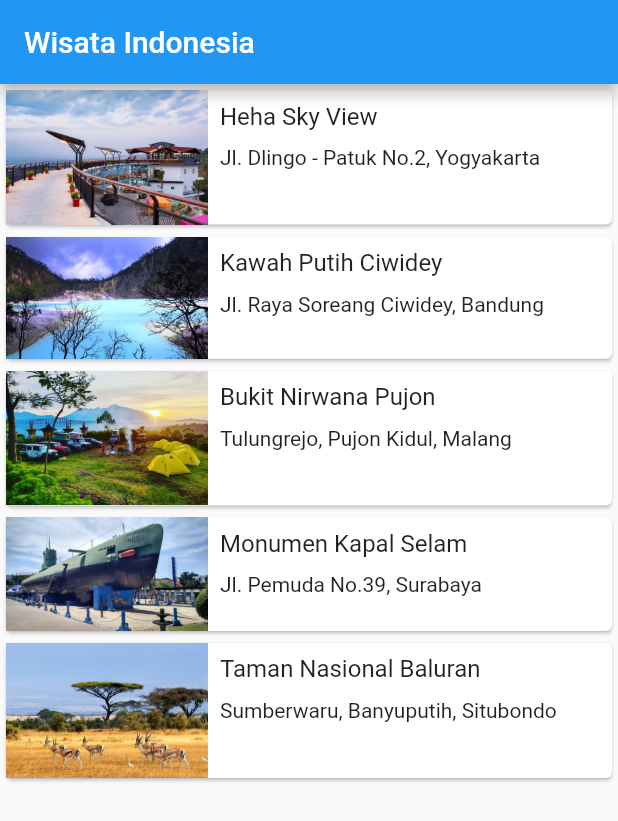
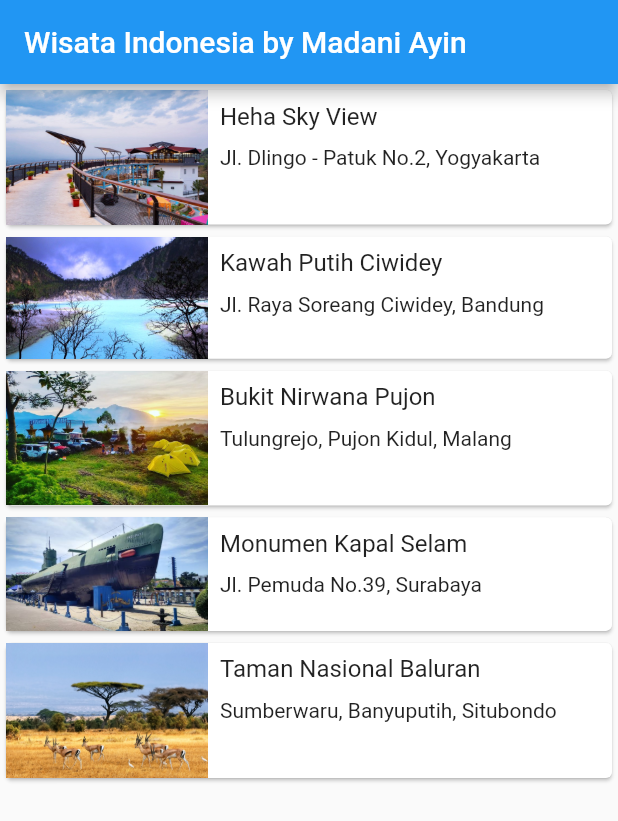
Before and after one commit to madanisofi/Pemrograman-Lanjut, a Flutter app: the screen it shows after launch, on a phone screen of 412 x 824 dp. Shown: the top 821 px of the screen. Run offline on Flutter 3.47's test engine with Material 2 defaults, Android fonts, the light colour scheme and no system bars.

Commit message:
init commit

```diff
--- a/lib/main_screen.dart
+++ b/lib/main_screen.dart
@@ -9,7 +9,7 @@ class MainScreen extends StatelessWidget {
   Widget build(BuildContext context) {
     return Scaffold(
       appBar: AppBar(
-        title: const Text('Wisata Indonesia'),
+        title: const Text('Wisata Indonesia by Madani Ayin'),
       ),
       body: ListView.builder(
         itemBuilder: (context, index) {
```
